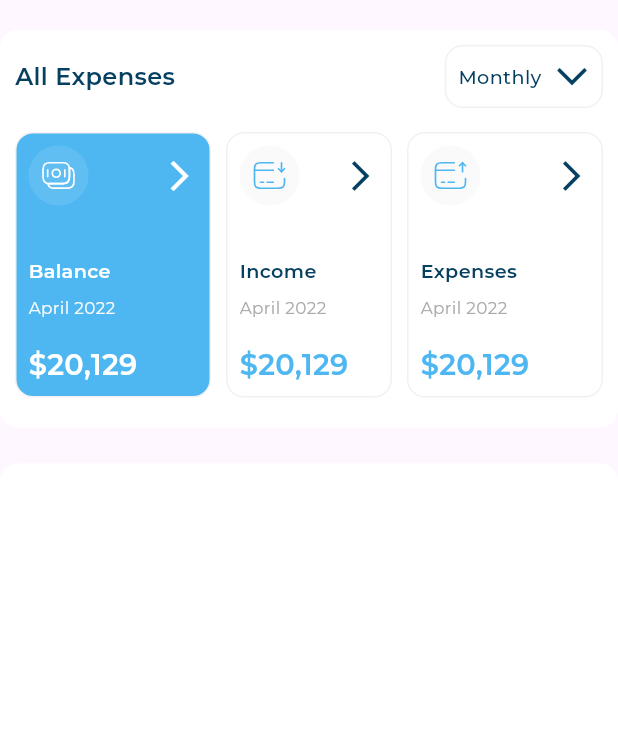
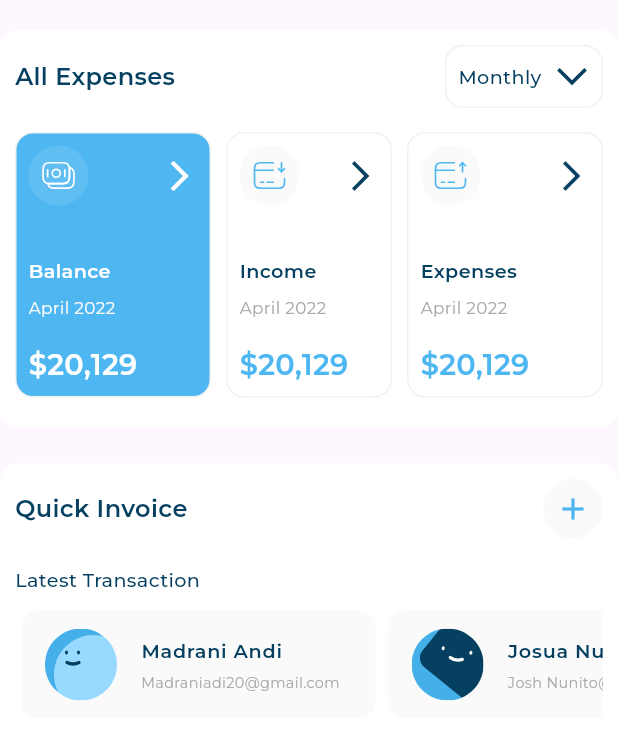
Before and after one commit to taherElzoghby27/responsive-adaptive-project, a Flutter app: the AllExpenses widget shown alone on an empty page, opened directly, on a phone screen of 412 x 824 dp. Shown: the top 740 px of the screen. Run offline on Flutter 3.47's test engine with Material 3 defaults, Android fonts, the phone set to English and light mode, and no system bars; our stand-ins replace device_preview, flutter_svg; project files that could hold a hidden picture were left out.

Commit message:
feat: Add new widgets and InfoTransactionModel class

```diff
--- /dev/null
+++ b/lib/responsive_dash_board/models/info_transaction_model.dart
@@ -0,0 +1,9 @@
+class InfoTransactionModel {
+  final String title, subTitle, image;
+
+  InfoTransactionModel({
+    required this.title,
+    required this.subTitle,
+    required this.image,
+  });
+}
--- a/lib/responsive_dash_board/widgets/all_expenses.dart
+++ b/lib/responsive_dash_board/widgets/all_expenses.dart
@@ -3,6 +3,7 @@ import 'package:responsive_adaptive/responsive_dash_board/utils/spacing.dart';
 
 import 'all_expenses_body.dart';
 import 'container_background.dart';
+import 'quick_invoice.dart';
 
 class AllExpenses extends StatelessWidget {
   const AllExpenses({super.key});
@@ -20,11 +21,8 @@ class AllExpenses extends StatelessWidget {
             child: verticalSpace(24),
           ),
           const SliverFillRemaining(
-            // hasScrollBody: false,
             child: ContainerBackground(
-              child: Column(
-                children: [],
-              ),
+              child: QuickInvoice(),
             ),
           ),
         ],
--- /dev/null
+++ b/lib/responsive_dash_board/widgets/latest_transaction.dart
@@ -0,0 +1,57 @@
+import 'package:flutter/material.dart';
+import 'package:responsive_adaptive/responsive_dash_board/utils/app_assets.dart';
+import 'package:responsive_adaptive/responsive_dash_board/utils/app_styles.dart';
+import 'package:responsive_adaptive/responsive_dash_board/utils/spacing.dart';
+
+import '../models/info_transaction_model.dart';
+import 'list_tile_info_widget.dart';
+
+class LatestTransaction extends StatelessWidget {
+  const LatestTransaction({super.key});
+  static List<InfoTransactionModel> items = [
+    InfoTransactionModel(
+      title: 'Madrani Andi',
+      subTitle: 'Madraniadi20@gmail.com',
+      image: Assets.imagesAvatar1,
+    ),
+    InfoTransactionModel(
+      title: 'Josua Nunito',
+      subTitle: 'Josh Nunito@gmail.com',
+      image: Assets.imagesAvatar2,
+    ),
+    InfoTransactionModel(
+      title: 'Madrani Andi',
+      subTitle: 'Madraniadi20@gmail.com',
+      image: Assets.imagesAvatar1,
+    ),
+  ];
+  @override
+  Widget build(BuildContext context) {
+    return Column(
+      crossAxisAlignment: CrossAxisAlignment.start,
+      children: [
+        Text(
+          'Latest Transaction',
+          style: AppStyles.styleMedium16(context),
+        ),
+        verticalSpace(8),
+        SingleChildScrollView(
+          scrollDirection: Axis.horizontal,
+          child: Row(
+            children: items
+                .map(
+                  (item) => IntrinsicWidth(
+                    child: ListTileInfoWidget(
+                      image: item.image,
+                      title: item.title,
+                      subTitle: item.subTitle,
+                    ),
+                  ),
+                )
+                .toList(),
+          ),
+        ),
+      ],
+    );
+  }
+}
--- /dev/null
+++ b/lib/responsive_dash_board/widgets/quick_invoice.dart
@@ -0,0 +1,23 @@
+import 'package:flutter/material.dart';
+import 'package:responsive_adaptive/responsive_dash_board/utils/spacing.dart';
+import 'latest_transaction.dart';
+import 'quick_invoice_header.dart';
+
+class QuickInvoice extends StatelessWidget {
+  const QuickInvoice({super.key});
+
+  @override
+  Widget build(BuildContext context) {
+    return Padding(
+      padding: const EdgeInsets.all(10),
+      child: Column(
+        crossAxisAlignment: CrossAxisAlignment.start,
+        children: [
+          const QuickInvoiceHeader(),
+          verticalSpace(18),
+          const LatestTransaction(),
+        ],
+      ),
+    );
+  }
+}
--- /dev/null
+++ b/lib/responsive_dash_board/widgets/quick_invoice_header.dart
@@ -0,0 +1,33 @@
+import 'package:flutter/material.dart';
+
+import '../utils/app_styles.dart';
+
+class QuickInvoiceHeader extends StatelessWidget {
+  const QuickInvoiceHeader({super.key});
+
+  @override
+  Widget build(BuildContext context) {
+    return Row(
+      children: [
+        Text(
+          'Quick Invoice',
+          style: AppStyles.styleSemiBold20(context),
+        ),
+        const Spacer(),
+        Container(
+          decoration: const ShapeDecoration(
+            color: Color(0xFFFAFAFA),
+            shape: OvalBorder(),
+          ),
+          child: const Padding(
+            padding: EdgeInsets.all(8.0),
+            child: Icon(
+              Icons.add,
+              color: Color(0xFF4DB6F0),
+            ),
+          ),
+        ),
+      ],
+    );
+  }
+}
```
